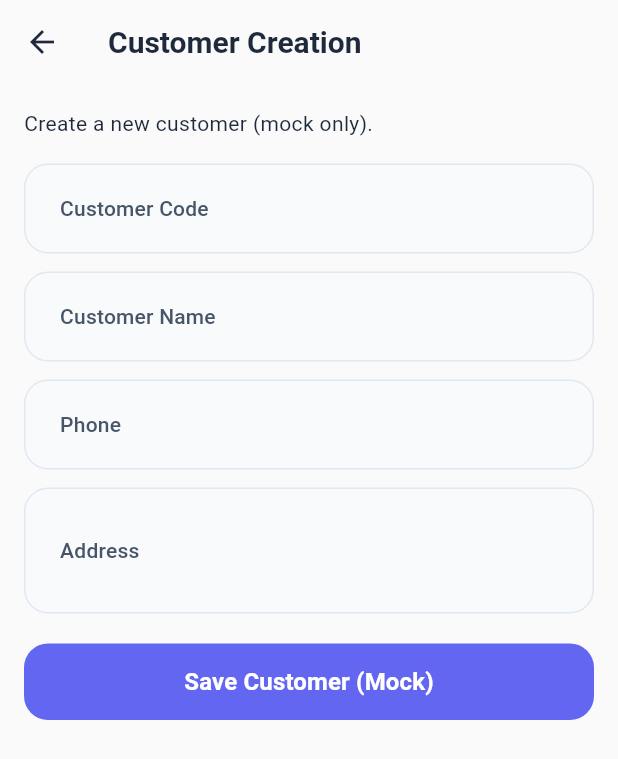
After one commit to Maleesha-Sanjana/Distribution_App_Flutter, a Flutter app: the HomePage screen opened by its route, after a tap on "Customer Creation", on a phone screen of 412 x 824 dp. The commit adds this screen. Shown: the top 759 px of the screen. Run offline on Flutter 3.47's test engine with Material 3 defaults, Android fonts, the phone set to English and light mode, and no system bars.

Commit message:
Category Page Adding

```diff
--- a/lib/main.dart
+++ b/lib/main.dart
@@ -2,6 +2,10 @@ import 'package:flutter/material.dart';
 import 'package:provider/provider.dart';
 import 'pages/landing_page.dart';
 import 'pages/sales_order_dashboard.dart';
+import 'pages/home_page.dart';
+import 'pages/customer_creation_page.dart';
+import 'pages/receipt_page.dart';
+import 'pages/customer_return_page.dart';
 import 'providers/auth_provider.dart';
 import 'providers/menu_provider.dart';
 import 'providers/cart_provider.dart';
@@ -232,6 +236,10 @@ class MyApp extends StatelessWidget {
         routes: {
           '/': (_) => const LandingPage(),
           '/waiter': (_) => const SalesOrderDashboard(),
+          '/home': (_) => const HomePage(),
+          '/customer-create': (_) => const CustomerCreationPage(),
+          '/receipt': (_) => const ReceiptPage(),
+          '/customer-return': (_) => const CustomerReturnPage(),
         },
       ),
     );
--- /dev/null
+++ b/lib/models/customer.dart
@@ -0,0 +1,45 @@
+class Customer {
+  final String code;
+  final String name;
+  final String? outletId;
+  final String? address;
+  final String? phone;
+  final String? priceTier; // e.g., RETAIL, WHOLESALE
+  final double creditLimit;
+  final double currentOutstanding;
+
+  const Customer({
+    required this.code,
+    required this.name,
+    this.outletId,
+    this.address,
+    this.phone,
+    this.priceTier,
+    this.creditLimit = 0,
+    this.currentOutstanding = 0,
+  });
+
+  factory Customer.fromJson(Map<String, dynamic> json) {
+    return Customer(
+      code: json['code']?.toString() ?? '',
+      name: json['name']?.toString() ?? '',
+      outletId: json['outletId']?.toString(),
+      address: json['address']?.toString(),
+      phone: json['phone']?.toString(),
+      priceTier: json['priceTier']?.toString(),
+      creditLimit: double.tryParse(json['creditLimit']?.toString() ?? '0') ?? 0,
+      currentOutstanding: double.tryParse(json['currentOutstanding']?.toString() ?? '0') ?? 0,
+    );
+  }
+
+  Map<String, dynamic> toJson() => {
+    'code': code,
+    'name': name,
+    'outletId': outletId,
+    'address': address,
+    'phone': phone,
+    'priceTier': priceTier,
+    'creditLimit': creditLimit,
+    'currentOutstanding': currentOutstanding,
+  };
+}
--- /dev/null
+++ b/lib/pages/customer_creation_page.dart
@@ -0,0 +1,94 @@
+import 'package:flutter/material.dart';
+import 'package:provider/provider.dart';
+import '../providers/database_data_provider.dart';
+import '../models/customer.dart';
+
+class CustomerCreationPage extends StatefulWidget {
+  const CustomerCreationPage({super.key});
+
+  @override
+  State<CustomerCreationPage> createState() => _CustomerCreationPageState();
+}
+
+class _CustomerCreationPageState extends State<CustomerCreationPage> {
+  final _formKey = GlobalKey<FormState>();
+  final _code = TextEditingController();
+  final _name = TextEditingController();
+  final _phone = TextEditingController();
+  final _address = TextEditingController();
+
+  @override
+  void dispose() {
+    _code.dispose();
+    _name.dispose();
+    _phone.dispose();
+    _address.dispose();
+    super.dispose();
+  }
+
+  void _save() {
+    if (!_formKey.currentState!.validate()) return;
+    final provider = context.read<DatabaseDataProvider>();
+    final customer = Customer(
+      code: _code.text.trim(),
+      name: _name.text.trim(),
+      phone: _phone.text.trim(),
+      address: _address.text.trim(),
+      priceTier: 'RETAIL',
+    );
+    provider.addMockCustomer(customer);
+    ScaffoldMessenger.of(context).showSnackBar(
+      SnackBar(content: Text('Customer ${customer.name} created (mock).')),
+    );
+    Navigator.of(context).pop();
+  }
+
+  @override
+  Widget build(BuildContext context) {
+    final theme = Theme.of(context);
+    return Scaffold(
+      appBar: AppBar(title: const Text('Customer Creation')),
+      body: SafeArea(
+        child: Padding(
+          padding: const EdgeInsets.all(16),
+          child: Form(
+            key: _formKey,
+            child: ListView(
+              children: [
+                Text('Create a new customer (mock only).', style: theme.textTheme.bodyMedium),
+                const SizedBox(height: 16),
+                TextFormField(
+                  controller: _code,
+                  decoration: const InputDecoration(labelText: 'Customer Code'),
+                  validator: (v) => (v == null || v.trim().isEmpty) ? 'Required' : null,
+                ),
+                const SizedBox(height: 12),
+                TextFormField(
+                  controller: _name,
+                  decoration: const InputDecoration(labelText: 'Customer Name'),
+                  validator: (v) => (v == null || v.trim().isEmpty) ? 'Required' : null,
+                ),
+                const SizedBox(height: 12),
+                TextFormField(
+                  controller: _phone,
+                  decoration: const InputDecoration(labelText: 'Phone'),
+                ),
+                const SizedBox(height: 12),
+                TextFormField(
+                  controller: _address,
+                  decoration: const InputDecoration(labelText: 'Address'),
+                  maxLines: 2,
+                ),
+                const SizedBox(height: 20),
+                FilledButton(
+                  onPressed: _save,
+                  child: const Text('Save Customer (Mock)'),
+                ),
+              ],
+            ),
+          ),
+        ),
+      ),
+    );
+  }
+}
--- /dev/null
+++ b/lib/pages/home_page.dart
@@ -0,0 +1,107 @@
+import 'package:flutter/material.dart';
+
+class HomePage extends StatelessWidget {
+  const HomePage({super.key});
+
+  @override
+  Widget build(BuildContext context) {
+    final theme = Theme.of(context);
+
+    Widget buildCard({
+      required IconData icon,
+      required String title,
+      required VoidCallback onTap,
+      Color color = const Color(0xFF6366F1),
+    }) {
+      return InkWell(
+        onTap: onTap,
+        borderRadius: BorderRadius.circular(20),
+        child: Ink(
+          decoration: BoxDecoration(
+            color: Colors.white,
+            borderRadius: BorderRadius.circular(20),
+            boxShadow: [
+              BoxShadow(
+                color: Colors.black.withOpacity(0.05),
+                blurRadius: 16,
+                offset: const Offset(0, 6),
+              ),
+            ],
+          ),
+          child: Padding(
+            padding: const EdgeInsets.all(20),
+            child: Column(
+              mainAxisAlignment: MainAxisAlignment.center,
+              children: [
+                Container(
+                  width: 60,
+                  height: 60,
+                  decoration: BoxDecoration(
+                    color: color.withOpacity(0.1),
+                    shape: BoxShape.circle,
+                  ),
+                  child: Icon(icon, color: color, size: 28),
+                ),
+                const SizedBox(height: 12),
+                Text(
+                  title,
+                  style: theme.textTheme.titleMedium?.copyWith(
+                    fontWeight: FontWeight.w700,
+                    color: theme.colorScheme.onSurface,
+                  ),
+                  textAlign: TextAlign.center,
+                ),
+              ],
+            ),
+          ),
+        ),
+      );
+    }
+
+    return Scaffold(
+      appBar: AppBar(
+        title: const Text('Distribution - Ref Portal'),
+      ),
+      body: SafeArea(
+        child: Padding(
+          padding: const EdgeInsets.all(20),
+          child: GridView.count(
+            crossAxisCount: 2,
+            crossAxisSpacing: 16,
+            mainAxisSpacing: 16,
+            children: [
+              // Invoice -> Sales dashboard
+              buildCard(
+                icon: Icons.request_quote_rounded,
+                title: 'Invoice',
+                onTap: () => Navigator.of(context).pushNamed('/waiter'),
+                color: const Color(0xFF10B981),
+              ),
+              // Receipt
+              buildCard(
+                icon: Icons.receipt_long_rounded,
+                title: 'Receipt',
+                onTap: () => Navigator.of(context).pushNamed('/receipt'),
+                color: const Color(0xFF6366F1),
+              ),
+              // Customer Creation
+              buildCard(
+                icon: Icons.person_add_alt_1_rounded,
+                title: 'Customer Creation',
+                onTap: () => Navigator.of(context).pushNamed('/customer-create'),
+                color: const Color(0xFFF59E0B),
+              ),
+              // Customer Return
+              buildCard(
+                icon: Icons.assignment_return_rounded,
+                title: 'Customer Return',
+                onTap: () => Navigator.of(context).pushNamed('/customer-return'),
+                color: const Color(0xFFEF4444),
+              ),
+            ],
+          ),
+        ),
+      ),
+    );
+  }
+}
--- a/lib/pages/landing_page.dart
+++ b/lib/pages/landing_page.dart
@@ -76,7 +76,7 @@ class _LandingPageState extends State<LandingPage>
       if (success) {
         // Check if salesman is active
         if (auth.isCurrentSalesmanActive) {
-          Navigator.of(context).pushReplacementNamed('/waiter');
+          Navigator.of(context).pushReplacementNamed('/home');
         } else {
           // Show error for inactive salesmen
           ScaffoldMessenger.of(context).showSnackBar(
--- a/lib/providers/database_data_provider.dart
+++ b/lib/providers/database_data_provider.dart
@@ -7,6 +7,7 @@ import '../models/sub_department.dart';
 import '../models/salesman.dart';
 import '../models/order.dart';
 import '../models/suspend_order.dart';
+import '../models/customer.dart';
 
 class DatabaseDataProvider extends ChangeNotifier {
   // Data storage
@@ -16,6 +17,9 @@ class DatabaseDataProvider extends ChangeNotifier {
   List<Salesman> _users = [];
   List<Order> _orders = [];
   List<SuspendOrder> _suspendOrders = [];
+  List<Customer> _customers = [];
+  final List<Map<String, dynamic>> _mockReceipts = [];
+  final List<Map<String, dynamic>> _mockReturns = [];
 
   // Loading states
   bool _isLoadingMenuItems = false;
@@ -40,6 +44,7 @@ class DatabaseDataProvider extends ChangeNotifier {
   List<Salesman> get users => _users;
   List<Order> get orders => _orders;
   List<SuspendOrder> get suspendOrders => _suspendOrders;
+  List<Customer> get customers => _customers;
 
   bool get isLoadingMenuItems => _isLoadingMenuItems;
   bool get isLoadingDepartments => _isLoadingDepartments;
@@ -91,9 +96,41 @@ class DatabaseDataProvider extends ChangeNotifier {
       FoodItem(idx: 4, productCode: 'PLC02', productName: 'Storage Box 40L', unitPrice: 2800.0, departmentCode: 'PL', subDepartmentCode: 'PL-IN'),
     ];
 
+    _customers = const [
+      Customer(code: 'CUS001', name: 'Lakshan Stores', phone: '0771234567', address: 'Colombo', priceTier: 'RETAIL', creditLimit: 50000, currentOutstanding: 12000),
+      Customer(code: 'CUS002', name: 'Nisansala Traders', phone: '0712233445', address: 'Galle', priceTier: 'WHOLESALE', creditLimit: 150000, currentOutstanding: 45000),
+      Customer(code: 'CUS003', name: 'Saman Bakers', phone: '0759876543', address: 'Kandy', priceTier: 'RETAIL', creditLimit: 30000, currentOutstanding: 5000),
+    ];
+
     _isLoadingMenuItems = false;
     _isLoadingDepartments = false;
     _mockLoaded = true;
+    notifyListeners();
+  }
+
+  // Mock-only mutations
+  void addMockCustomer(Customer customer) {
+    _customers = [..._customers.where((c) => c.code != customer.code), customer];
+    notifyListeners();
+  }
+
+  void addMockReceipt({required String customerCode, required double amount, String? note}) {
+    _mockReceipts.add({
+      'customerCode': customerCode,
+      'amount': amount,
+      'note': note,
+      'createdAt': DateTime.now(),
+    });
+    notifyListeners();
+  }
+
+  void addMockReturn({required String customerCode, required List<Map<String, dynamic>> items, String? note}) {
+    _mockReturns.add({
+      'customerCode': customerCode,
+      'items': items,
+      'note': note,
+      'createdAt': DateTime.now(),
+    });
     notifyListeners();
   }
 
```
Also changed, not shown: lib/pages/customer_return_page.dart (added, +127 -0 lines), lib/pages/receipt_page.dart (added, +100 -0 lines).
